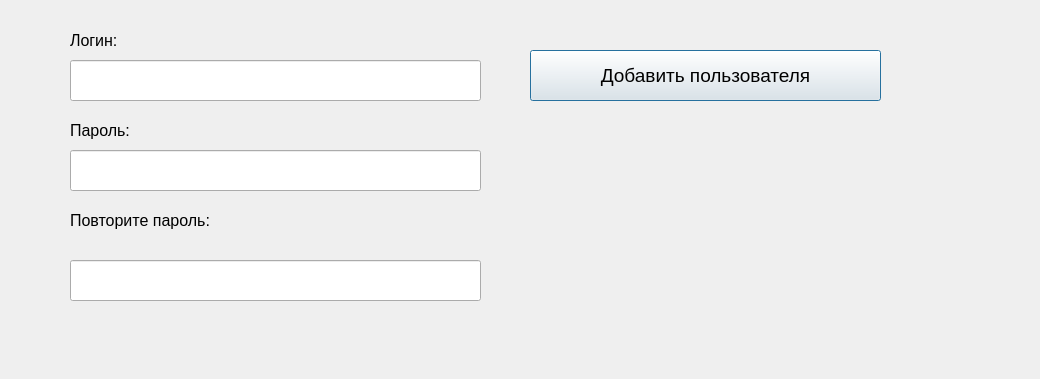
The window that UIs/UserAdd.ui (Cheshuyka/BookFoU) describes before a commit, drawn with Qt 5.
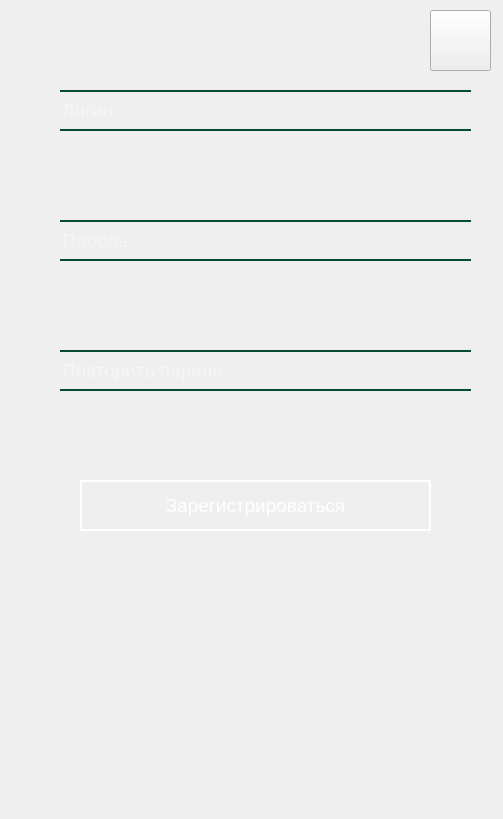
The same window after the commit. Icons and pictures are not drawn.

The edit to the form file:
```diff
--- a/UIs/UserAdd.ui
+++ b/UIs/UserAdd.ui
@@ -6,54 +6,18 @@
    <rect>
     <x>0</x>
     <y>0</y>
-    <width>1040</width>
-    <height>379</height>
+    <width>503</width>
+    <height>819</height>
    </rect>
   </property>
   <property name="windowTitle">
    <string>Dialog</string>
   </property>
-  <widget class="QLabel" name="label">
-   <property name="geometry">
-    <rect>
-     <x>70</x>
-     <y>20</y>
-     <width>71</width>
-     <height>41</height>
-    </rect>
-   </property>
-   <property name="font">
-    <font>
-     <pointsize>12</pointsize>
-    </font>
-   </property>
-   <property name="text">
-    <string>Логин:</string>
-   </property>
-  </widget>
-  <widget class="QLabel" name="label_2">
-   <property name="geometry">
-    <rect>
-     <x>70</x>
-     <y>110</y>
-     <width>101</width>
-     <height>41</height>
-    </rect>
-   </property>
-   <property name="font">
-    <font>
-     <pointsize>12</pointsize>
-    </font>
-   </property>
-   <property name="text">
-    <string>Пароль:</string>
-   </property>
-  </widget>
   <widget class="QLineEdit" name="loginEdit">
    <property name="geometry">
     <rect>
-     <x>70</x>
-     <y>60</y>
+     <x>60</x>
+     <y>90</y>
      <width>411</width>
      <height>41</height>
     </rect>
@@ -63,15 +27,30 @@
      <pointsize>14</pointsize>
     </font>
    </property>
+   <property name="styleSheet">
+    <string notr="true">QLineEdit#loginEdit {
+border: none;
+border-bottom: 2px solid rgb(3, 76, 46);
+border-top: 2px solid rgb(3, 76, 46);
+background-color: rgba(9, 9, 9, 0);
+color: rgba(255, 255, 255, 200);
+}</string>
+   </property>
+   <property name="inputMask">
+    <string/>
+   </property>
    <property name="text">
     <string/>
    </property>
+   <property name="placeholderText">
+    <string>Логин</string>
+   </property>
   </widget>
   <widget class="QLineEdit" name="passEdit">
    <property name="geometry">
     <rect>
-     <x>70</x>
-     <y>150</y>
+     <x>60</x>
+     <y>220</y>
      <width>411</width>
      <height>41</height>
     </rect>
@@ -81,15 +60,27 @@
      <pointsize>14</pointsize>
     </font>
    </property>
+   <property name="styleSheet">
+    <string notr="true">QLineEdit#passEdit {
+border: none;
+border-bottom: 2px solid rgb(3, 76, 46);
+border-top: 2px solid rgb(3, 76, 46);
+background-color: rgba(9, 9, 9, 0);
+color: rgba(255, 255, 255, 200);
+}</string>
+   </property>
    <property name="echoMode">
     <enum>QLineEdit::Password</enum>
    </property>
+   <property name="placeholderText">
+    <string>Пароль</string>
+   </property>
   </widget>
   <widget class="QPushButton" name="check_btn">
    <property name="geometry">
     <rect>
-     <x>530</x>
-     <y>50</y>
+     <x>80</x>
+     <y>480</y>
      <width>351</width>
      <height>51</height>
     </rect>
@@ -99,17 +90,36 @@
      <pointsize>14</pointsize>
     </font>
    </property>
+   <property name="cursor">
+    <cursorShape>PointingHandCursor</cursorShape>
+   </property>
+   <property name="styleSheet">
+    <string notr="true">QPushButton#check_btn {
+color: rgb(255, 255, 255);
+border: 2px Solid rgb(255, 255, 255);
+background-color: none
+}
+QPushButton#check_btn:hover {
+color: rgb(255, 255, 255);
+border: 5px Solid rgb(255, 255, 255);
+background-color: none;
+}</string>
+   </property>
    <property name="text">
-    <string>Добавить пользователя</string>
+    <string>Зарегистрироваться</string>
+   </property>
+   <property name="icon">
+    <iconset>
+     <normaloff>QLineEdit#loginEdit {</normaloff>QLineEdit#loginEdit {</iconset>
    </property>
   </widget>
   <widget class="QLabel" name="Error_lbl">
    <property name="geometry">
     <rect>
-     <x>530</x>
-     <y>130</y>
-     <width>491</width>
-     <height>71</height>
+     <x>150</x>
+     <y>650</y>
+     <width>211</width>
+     <height>81</height>
     </rect>
    </property>
    <property name="font">
@@ -117,33 +127,18 @@
      <pointsize>10</pointsize>
     </font>
    </property>
+   <property name="styleSheet">
+    <string notr="true">color: white;</string>
+   </property>
    <property name="text">
     <string/>
    </property>
   </widget>
-  <widget class="QLabel" name="label_3">
-   <property name="geometry">
-    <rect>
-     <x>70</x>
-     <y>200</y>
-     <width>191</width>
-     <height>41</height>
-    </rect>
-   </property>
-   <property name="font">
-    <font>
-     <pointsize>12</pointsize>
-    </font>
-   </property>
-   <property name="text">
-    <string>Повторите пароль:</string>
-   </property>
-  </widget>
   <widget class="QLineEdit" name="passRepeat">
    <property name="geometry">
     <rect>
-     <x>70</x>
-     <y>260</y>
+     <x>60</x>
+     <y>350</y>
      <width>411</width>
      <height>41</height>
     </rect>
@@ -153,10 +148,71 @@
      <pointsize>14</pointsize>
     </font>
    </property>
+   <property name="styleSheet">
+    <string notr="true">QLineEdit#passRepeat {
+border: none;
+border-bottom: 2px solid rgb(3, 76, 46);
+border-top: 2px solid rgb(3, 76, 46);
+background-color: rgba(9, 9, 9, 0);
+color: rgba(255, 255, 255, 200);
+}</string>
+   </property>
    <property name="echoMode">
     <enum>QLineEdit::Password</enum>
    </property>
+   <property name="placeholderText">
+    <string>Повторить пароль</string>
+   </property>
   </widget>
+  <widget class="QLabel" name="label">
+   <property name="geometry">
+    <rect>
+     <x>20</x>
+     <y>10</y>
+     <width>471</width>
+     <height>801</height>
+    </rect>
+   </property>
+   <property name="styleSheet">
+    <string notr="true">background-image: url(:/image/mountains.jpg);</string>
+   </property>
+   <property name="text">
+    <string/>
+   </property>
+  </widget>
+  <widget class="QPushButton" name="exitButton">
+   <property name="geometry">
+    <rect>
+     <x>430</x>
+     <y>10</y>
+     <width>61</width>
+     <height>61</height>
+    </rect>
+   </property>
+   <property name="cursor">
+    <cursorShape>PointingHandCursor</cursorShape>
+   </property>
+   <property name="text">
+    <string/>
+   </property>
+   <property name="icon">
+    <iconset>
+     <normaloff>../../../../Desktop/exit_icon.jpg</normaloff>../../../../Desktop/exit_icon.jpg</iconset>
+   </property>
+   <property name="iconSize">
+    <size>
+     <width>60</width>
+     <height>60</height>
+    </size>
+   </property>
+  </widget>
+  <zorder>label</zorder>
+  <zorder>loginEdit</zorder>
+  <zorder>passEdit</zorder>
+  <zorder>check_btn</zorder>
+  <zorder>Error_lbl</zorder>
+  <zorder>passRepeat</zorder>
+  <zorder>exitButton</zorder>
  </widget>
  <resources/>
  <connections/>
```
Left out of the diff: 4 changed lines with no effect on the pictures.
